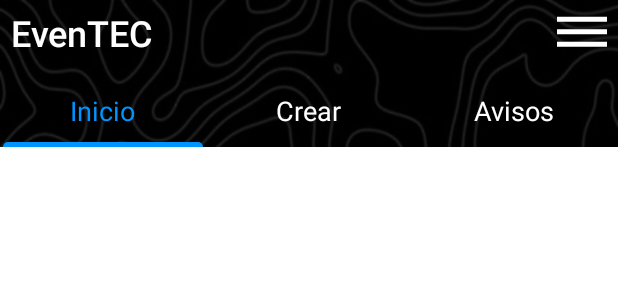
After one commit to XoulEater/EvenTEC_Mobile, an Android app: the layout activity_events.xml on its own in the app's theme, with its tools: preview values and no code run, on a phone screen of 412 x 824 dp. The commit adds this screen. Shown: the top 300 px of the screen. Run offline under Robolectric (Android 15) with nearby library versions, the phone set to English and light mode, and no system bars.

Commit message:
event screen tablayout with fragments

```diff
--- a/app/src/main/AndroidManifest.xml
+++ b/app/src/main/AndroidManifest.xml
@@ -12,6 +12,9 @@
         android:supportsRtl="true"
         android:theme="@style/Theme.EvenTEC"
         tools:targetApi="31">
+        <activity
+            android:name=".Events"
+            android:exported="false" />
         <activity
             android:name=".Registro"
             android:exported="false" />
--- /dev/null
+++ b/app/src/main/java/com/example/eventec/Events.java
@@ -0,0 +1,14 @@
+package com.example.eventec;
+
+import androidx.appcompat.app.AppCompatActivity;
+
+import android.os.Bundle;
+
+public class Events extends AppCompatActivity {
+
+    @Override
+    protected void onCreate(Bundle savedInstanceState) {
+        super.onCreate(savedInstanceState);
+        setContentView(R.layout.activity_events);
+    }
+}
--- a/app/src/main/java/com/example/eventec/Login.java
+++ b/app/src/main/java/com/example/eventec/Login.java
@@ -30,4 +30,10 @@ public class Login extends AppCompatActivity {
         siguiente.putExtra("userType", currentUserType);
         startActivity(siguiente);
     }
+
+    public void continuar(View view){
+        Intent siguiente = new Intent(this, Events.class);
+        siguiente.putExtra("userType", currentUserType);
+        startActivity(siguiente);
+    }
 }
--- /dev/null
+++ b/app/src/main/res/drawable/options.xml
@@ -0,0 +1,5 @@
+<vector android:height="24dp" android:tint="#FFFFFF"
+    android:viewportHeight="24" android:viewportWidth="24"
+    android:width="24dp" xmlns:android="http://schemas.android.com/apk/res/android">
+    <path android:fillColor="@android:color/white" android:pathData="M2,15.5v2h20v-2L2,15.5zM2,10.5v2h20v-2L2,10.5zM2,5.5v2h20v-2L2,5.5z"/>
+</vector>
--- /dev/null
+++ b/app/src/main/res/layout/activity_events.xml
@@ -0,0 +1,86 @@
+<?xml version="1.0" encoding="utf-8"?>
+<androidx.constraintlayout.widget.ConstraintLayout xmlns:android="http://schemas.android.com/apk/res/android"
+    xmlns:app="http://schemas.android.com/apk/res-auto"
+    xmlns:tools="http://schemas.android.com/tools"
+    android:layout_width="match_parent"
+    android:layout_height="match_parent"
+    android:background="@drawable/bg"
+    tools:context=".Events">
+
+    <TextView
+        android:id="@+id/textView4"
+        android:layout_width="wrap_content"
+        android:layout_height="wrap_content"
+        android:layout_marginStart="7dp"
+        android:layout_marginTop="5dp"
+        android:fontFamily="sans-serif-medium"
+        android:text="EvenTEC"
+        android:textColor="@color/white"
+        android:textSize="24sp"
+        app:layout_constraintStart_toStartOf="parent"
+        app:layout_constraintTop_toTopOf="parent" />
+
+    <ImageView
+        android:id="@+id/imageView4"
+        android:layout_width="40dp"
+        android:layout_height="40dp"
+        android:layout_marginTop="2dp"
+        android:layout_marginEnd="4dp"
+        app:layout_constraintEnd_toEndOf="parent"
+        app:layout_constraintTop_toTopOf="parent"
+        app:srcCompat="@drawable/options" />
+
+    <com.google.android.material.tabs.TabLayout
+
+        android:id="@+id/tabLayout"
+        android:layout_width="match_parent"
+        android:layout_height="wrap_content"
+        android:layout_marginTop="50dp"
+        android:background="@android:color/transparent"
+        app:layout_constraintEnd_toEndOf="parent"
+        app:layout_constraintStart_toStartOf="parent"
+        app:layout_constraintTop_toTopOf="parent"
+        app:tabBackground="@android:color/transparent"
+        app:tabIndicatorColor="@color/tab_indicator_color"
+        app:tabIndicatorFullWidth="true"
+        app:tabIndicatorGravity="bottom"
+        app:tabMode="fixed"
+        app:tabRippleColor="@color/tab_indicator_color_accent"
+        app:tabSelectedTextColor="@color/tab_indicator_color"
+        app:tabTextAppearance="@style/TextAppearance.AppCompat.Medium"
+        app:tabTextColor="@color/white">
+
+        <com.google.android.material.tabs.TabItem
+
+            android:layout_width="match_parent"
+            android:layout_height="wrap_content"
+            android:text="Inicio" />
+
+        <com.google.android.material.tabs.TabItem
+
+            android:layout_width="match_parent"
+            android:layout_height="wrap_content"
+            android:text="Crear" />
+
+        <com.google.android.material.tabs.TabItem
+
+            android:layout_width="match_parent"
+            android:layout_height="wrap_content"
+            android:text="Avisos" />
+
+
+    </com.google.android.material.tabs.TabLayout>
+
+    <androidx.viewpager.widget.ViewPager
+        android:layout_width="match_parent"
+        android:layout_height="0dp"
+        android:background="@color/white"
+        app:layout_constraintBottom_toBottomOf="parent"
+        app:layout_constraintEnd_toEndOf="parent"
+        app:layout_constraintHorizontal_bias="1.0"
+        app:layout_constraintStart_toStartOf="parent"
+        app:layout_constraintTop_toBottomOf="@+id/tabLayout"
+        app:layout_constraintVertical_bias="0.0" />
+
+
+</androidx.constraintlayout.widget.ConstraintLayout>
--- a/app/src/main/res/layout/activity_login_a.xml
+++ b/app/src/main/res/layout/activity_login_a.xml
@@ -29,6 +29,7 @@
             android:layout_marginTop="32dp"
             android:background="@drawable/button_background"
             android:gravity="center"
+            android:onClick="continuar"
             android:text="Iniciar sesión"
             android:textAlignment="center"
             android:textColor="@color/white"
--- a/app/src/main/res/layout/activity_login_c.xml
+++ b/app/src/main/res/layout/activity_login_c.xml
@@ -29,6 +29,7 @@
             android:layout_marginTop="32dp"
             android:background="@drawable/button_background"
             android:gravity="center"
+            android:onClick="continuar"
             android:text="Iniciar sesión"
             android:textAlignment="center"
             android:textColor="@color/white"
--- a/app/src/main/res/layout/activity_login_e.xml
+++ b/app/src/main/res/layout/activity_login_e.xml
@@ -28,6 +28,7 @@
             android:layout_marginTop="32dp"
             android:background="@drawable/button_background"
             android:gravity="center"
+            android:onClick="continuar"
             android:text="Iniciar sesión"
             android:textAlignment="center"
             android:textColor="@color/white"
@@ -42,6 +43,7 @@
             android:layout_width="wrap_content"
             android:layout_height="wrap_content"
             android:layout_marginTop="32dp"
+            android:onClick="continuar"
             android:text="Inicio de Sesión"
             android:textAlignment="center"
             android:textSize="30sp"
--- a/app/src/main/res/values/colors.xml
+++ b/app/src/main/res/values/colors.xml
@@ -3,4 +3,6 @@
     <color name="white">#FFFFFFFF</color>
     <color name="black">#FF000000</color>
     <color name="darkGrey">#858585</color>
+    <color name="tab_indicator_color">#0094FF</color>
+    <color name="tab_indicator_color_accent">#140094FF</color>
 </resources>
--- a/app/src/main/res/values/themes.xml
+++ b/app/src/main/res/values/themes.xml
@@ -5,6 +5,8 @@
         <!-- <item name="colorPrimary">@color/my_light_primary</item> -->
         <item name="android:statusBarColor">@color/black</item>
         <item name="android:navigationBarColor">@color/black</item>
+
+
     </style>
 
     <style name="Theme.EvenTEC" parent="Base.Theme.EvenTEC" />
```
